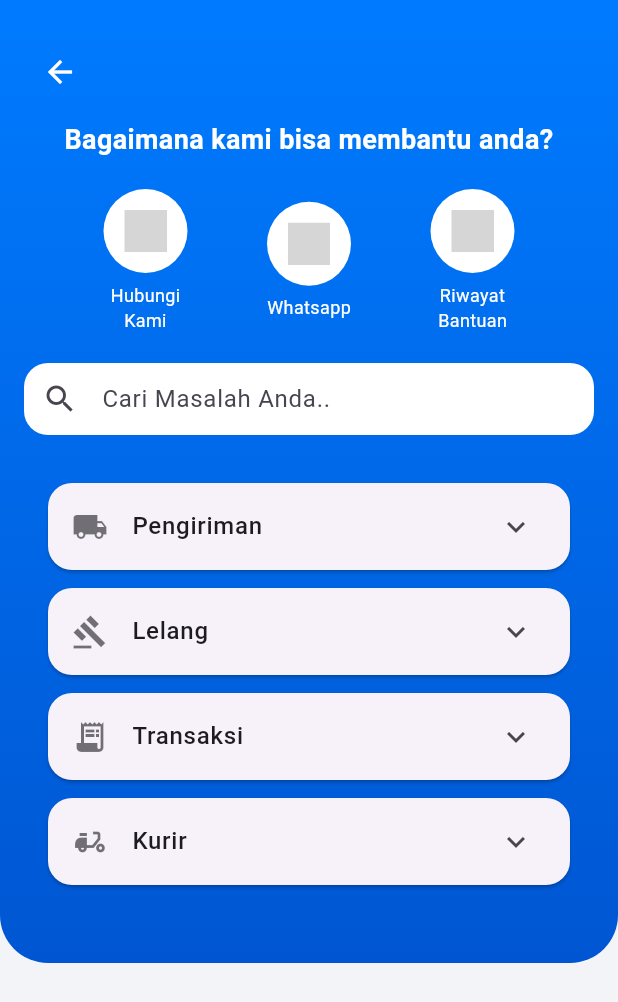
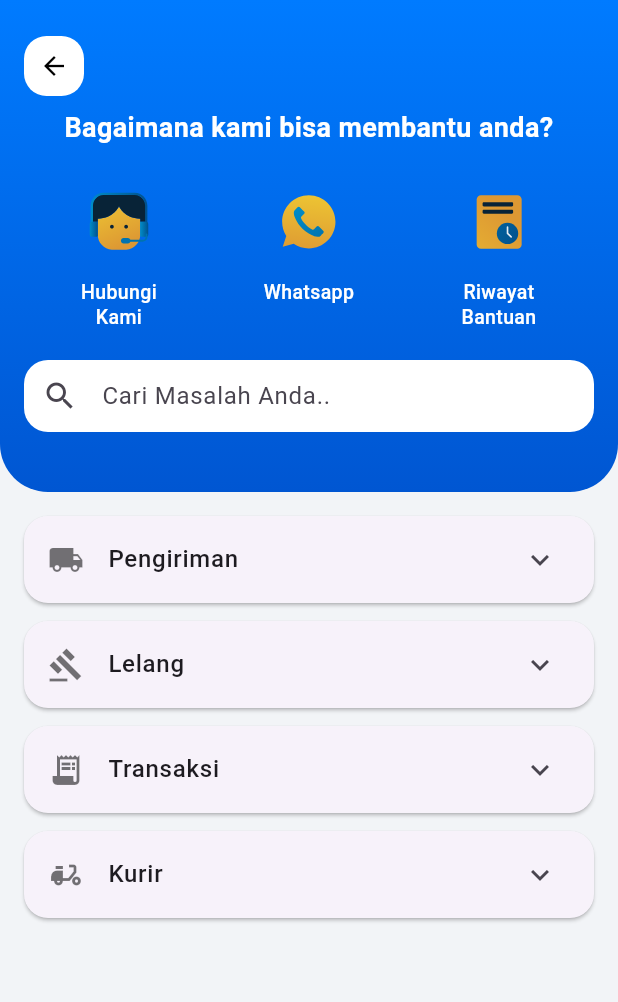
Before and after one commit to brnestrousb/ECargo, a Flutter app: the screen it shows after launch, on a phone screen of 412 x 824 dp. Shown: the top 1002 px of the screen. Run offline on Flutter 3.47's test engine with Material 3 defaults, Android fonts, the phone set to English and light mode, and no system bars; our stand-ins replace flutter_svg; grey boxes are pictures that could not be loaded.

Commit message:
Add Help HomePage

```diff
--- a/lib/features/help/pages/help_home_page.dart
+++ b/lib/features/help/pages/help_home_page.dart
@@ -12,6 +12,7 @@ class HelpHomePage extends StatelessWidget {
       body: SafeArea(
         child: Column(
           children: [
+            // Bagian Header
             Container(
               decoration: const BoxDecoration(
                 gradient: LinearGradient(
@@ -29,10 +30,24 @@ class HelpHomePage extends StatelessWidget {
                 children: [
                   Align(
                     alignment: Alignment.centerLeft,
-                    child: IconButton(
-                      onPressed: () => Navigator.pop(context),
-                      icon: const Icon(Icons.arrow_back, color: Colors.white),
+                    child: GestureDetector(
+                      onTap: () => Navigator.pop(context),
+                        child: Container(
+                          width: 40,
+                          height: 40,
+                          decoration:BoxDecoration(
+                            color: Colors.white,
+                            borderRadius: BorderRadius.circular(15),
                           ),
+                          child: const Center(
+                            child: Icon(
+                              Icons.arrow_back,
+                              color: Colors.black,
+                              size: 20,
+                          ),
+                        ),
+                      ),
+                    )
                   ),
                   const SizedBox(height: 8),
                   const Text(
@@ -44,25 +59,28 @@ class HelpHomePage extends StatelessWidget {
                       color: Colors.white,
                     ),
                   ),
-                  const SizedBox(height: 20), //
+                  const SizedBox(height: 20),
                   Row(
                     mainAxisAlignment: MainAxisAlignment.spaceEvenly,
-                    children: const [
+                    children: [
                       ContactOption(
                         iconPath: 'assets/icons/call.svg',
                         label: 'Hubungi\nKami',
+                        onTap: (){},
                       ),
                       ContactOption(
                         iconPath: 'assets/icons/whatsapp.svg',
                         label: 'Whatsapp',
+                        onTap: (){},
                       ),
                       ContactOption(
                         iconPath: 'assets/icons/history.svg',
                         label: 'Riwayat\nBantuan',
+                        onTap: () {},
                       ),
                     ],
                   ),
-                  SizedBox(height: 20), // Too Many Arguments
+                  const SizedBox(height: 20),
                   TextField(
                     decoration: InputDecoration(
                       hintText: "Cari Masalah Anda..",
@@ -76,10 +94,16 @@ class HelpHomePage extends StatelessWidget {
                       ),
                     ),
                   ),
-                  SizedBox(height: 16),
+                  const SizedBox(height: 16),
+                ],
+              ),
+            ),
+
+            // Bagian Konten Scrollable
+            const SizedBox(height: 16),
             Expanded(
               child: SingleChildScrollView(
-                      padding: const EdgeInsets.all(16),
+                padding: const EdgeInsets.symmetric(horizontal: 16),
                 child: Column(
                   children: const [
                     HelpCategoryCard(
@@ -118,11 +142,9 @@ class HelpHomePage extends StatelessWidget {
                         'Apakah bisa menjadwalkan ulang pengiriman?',
                       ],
                     ),
+                    SizedBox(height: 16), // spacing bawah
                   ],
                 ),
-                    ),
-                  ),
-                ],
               ),
             ),
           ],
--- a/lib/features/help/widgets/contact_option.dart
+++ b/lib/features/help/widgets/contact_option.dart
@@ -2,27 +2,63 @@ import 'package:flutter/material.dart';
 import 'package:flutter_svg/flutter_svg.dart';
 
 class ContactOption extends StatelessWidget {
-  const ContactOption({super.key, required this.iconPath, required this.label});
-
   final String iconPath;
   final String label;
+  final VoidCallback? onTap;
+
+  const ContactOption({
+    Key? key,
+    required this.iconPath,
+    required this.label,
+    this.onTap,
+  }) : super(key: key);
+
+  String _normalizeLabel(String label) {
+  if (!label.contains('\n')) {
+    return '$label\n';
+  }
+  return label;
+}
+
 
   @override
   Widget build(BuildContext context) {
-    return Column(
-      children: [
-        CircleAvatar(
-          radius: 28,
-          backgroundColor: Colors.white,
-          child: SvgPicture.asset(iconPath, width: 28),
+    return Expanded(
+      child: GestureDetector(
+        onTap: onTap,
+        child: Column(
+          mainAxisSize: MainAxisSize.max,
+          children: [
+            // Bungkus SVG dengan kotak lingkaran fix
+            Container(
+              width: 60,
+              height: 60,
+              alignment: Alignment.center,
+              decoration: const BoxDecoration(
+                shape: BoxShape.circle,
+                color: Colors.transparent, // invisible background
+              ),
+              child: SvgPicture.asset(
+                iconPath,
+                width: 40,
+                height: 40,
+                fit: BoxFit.cover,
+              ),
+            ),
+            const SizedBox(height: 8),
+            Text(
+              _normalizeLabel(label),
+              textAlign: TextAlign.center,
+              style: const TextStyle(
+                fontSize: 13,
+                fontWeight: FontWeight.w500,
+                color: Colors.white,
+                height: 1.3,
+              ),
+            ),
+          ],
         ),
-        const SizedBox(height: 6),
-        Text(
-          label,
-          textAlign: TextAlign.center,
-          style: const TextStyle(fontSize: 12, color: Colors.white),
-        ),
-      ],
+      ),
     );
   }
 }
--- a/lib/main.dart
+++ b/lib/main.dart
@@ -11,7 +11,7 @@ class MyApp extends StatelessWidget {
   Widget build(BuildContext context) {
     return MaterialApp(
       debugShowCheckedModeBanner: false,
-      home: HelpHomePage()
+      home: const HelpHomePage()
     );
   }
 }
```
Also changed, not shown: pubspec.yaml (+4 -3 lines), assets/icons/arrow_back.svg (added), assets/icons/call.svg (added), assets/icons/history.svg (added), assets/icons/whatsapp.svg (added). Lines whose indentation alone changed are shown as unchanged.
